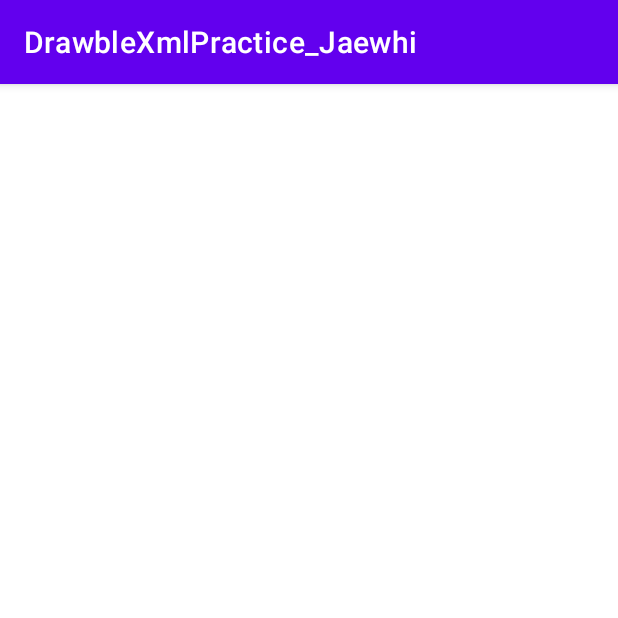
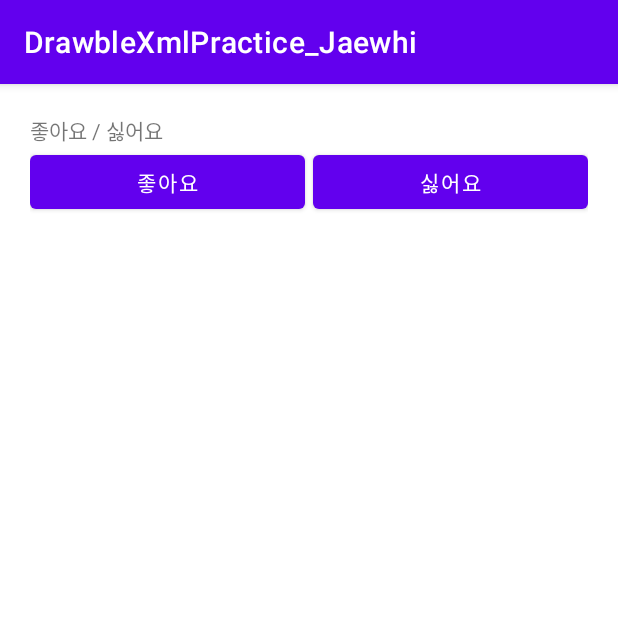
Before and after one commit to Tycoon19/DrawbleXmlPractice_Jaewhi, an Android app: the screen it shows after launch (MainActivity), on a phone screen of 412 x 824 dp, the top half of it. Run offline under Robolectric (Android 15) with nearby library versions, the phone set to English and light mode, and no system bars.

```diff
--- a/app/src/main/res/layout/activity_main.xml
+++ b/app/src/main/res/layout/activity_main.xml
@@ -5,7 +5,34 @@
     android:layout_width="match_parent"
     android:layout_height="match_parent"
     android:orientation="vertical"
+    android:padding="20dp"
     tools:context=".MainActivity">
+
+    <TextView
+        android:layout_width="wrap_content"
+        android:layout_height="wrap_content"
+        android:text="좋아요 / 싫어요"/>
+
+    <LinearLayout
+        android:layout_width="match_parent"
+        android:layout_height="wrap_content"
+        android:orientation="horizontal">
+
+        <Button
+            android:layout_width="0dp"
+            android:layout_height="wrap_content"
+            android:text="좋아요"
+            android:layout_weight="1"/>
+
+        <Button
+            android:layout_width="0dp"
+            android:layout_height="wrap_content"
+            android:layout_marginLeft="5dp"
+            android:text="싫어요"
+            android:layout_weight="1"/>
+
+
+    </LinearLayout>
 
 
 </LinearLayout>
```
